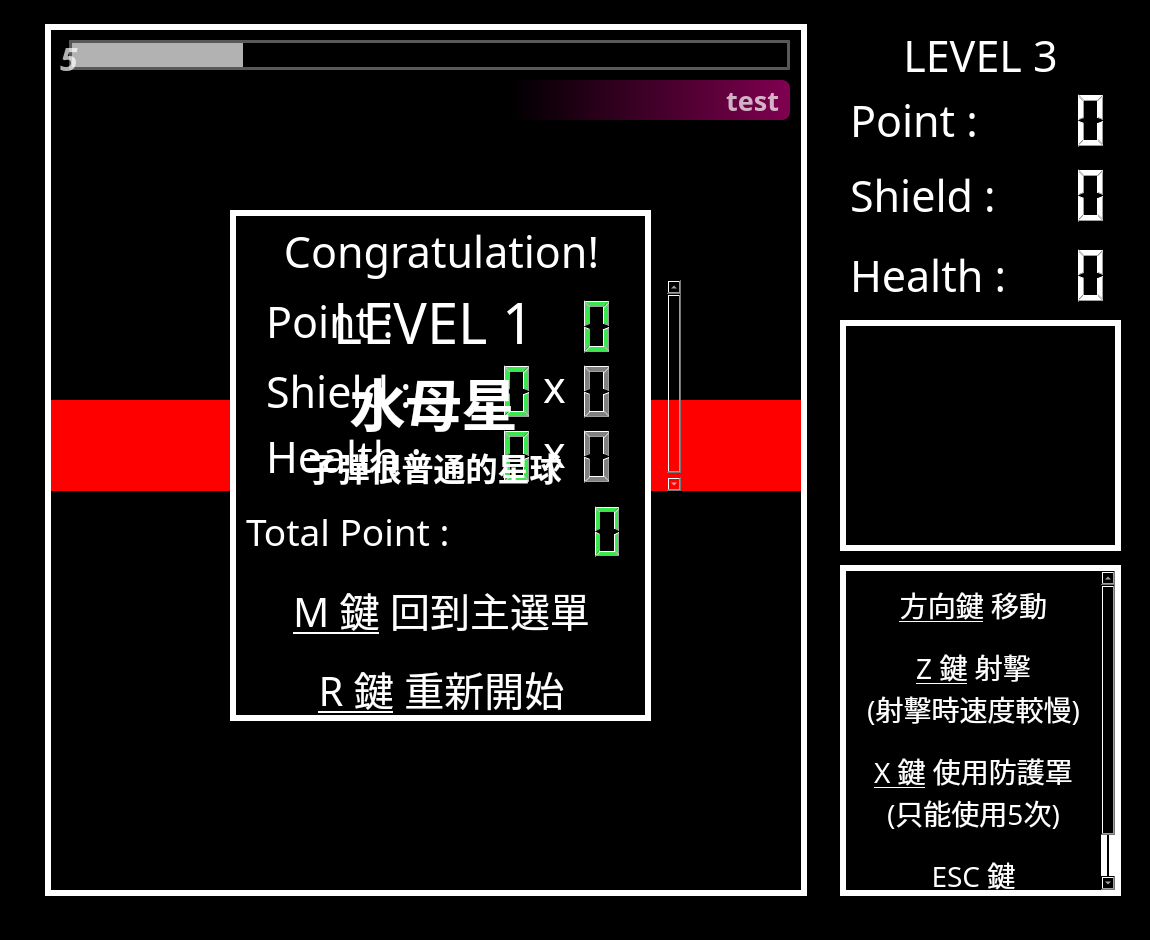
Qt form mainwindow.ui (alvin5716/Shooting-Game-Space-Defender) before a commit.
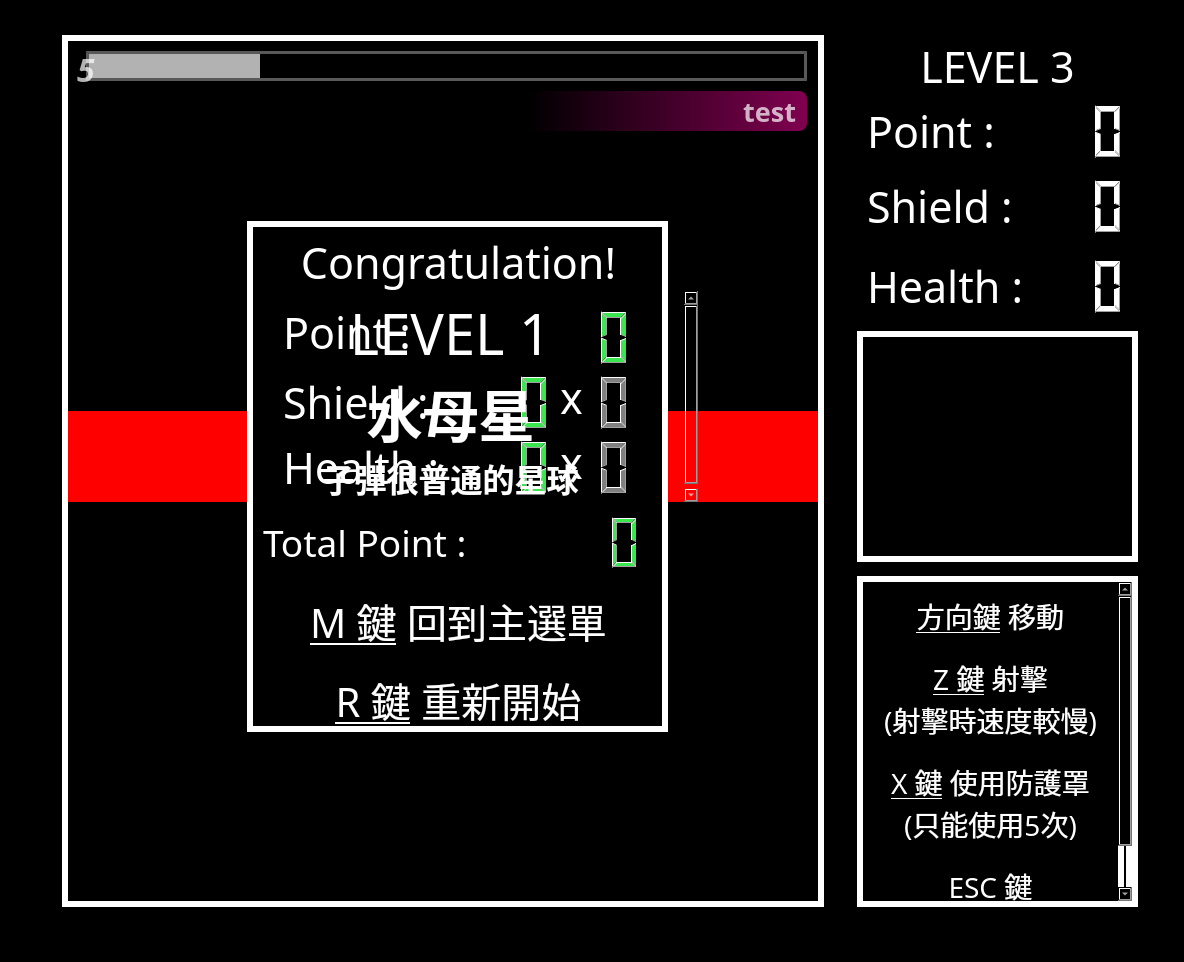
The same form after that commit. The open tabs and pages were chosen to show the change. Icons and pictures are not drawn.

Patch:
```diff
--- a/mainwindow.ui
+++ b/mainwindow.ui
@@ -10,16 +10,22 @@
     <height>940</height>
    </rect>
   </property>
+  <property name="sizePolicy">
+   <sizepolicy hsizetype="Maximum" vsizetype="Maximum">
+    <horstretch>0</horstretch>
+    <verstretch>0</verstretch>
+   </sizepolicy>
+  </property>
   <property name="minimumSize">
    <size>
-    <width>1150</width>
-    <height>940</height>
+    <width>0</width>
+    <height>0</height>
    </size>
   </property>
   <property name="maximumSize">
    <size>
-    <width>1150</width>
-    <height>940</height>
+    <width>16777215</width>
+    <height>16777215</height>
    </size>
   </property>
   <property name="windowTitle">
@@ -31,14 +37,45 @@
 }</string>
   </property>
   <widget class="QWidget" name="centralWidget">
+   <property name="sizePolicy">
+    <sizepolicy hsizetype="Maximum" vsizetype="Maximum">
+     <horstretch>0</horstretch>
+     <verstretch>0</verstretch>
+    </sizepolicy>
+   </property>
+   <property name="styleSheet">
+    <string notr="true"/>
+   </property>
+   <layout class="QHBoxLayout" name="horizontalLayout_2">
+    <item>
+     <widget class="QWidget" name="spaceWidget_2" native="true">
+      <property name="sizePolicy">
+       <sizepolicy hsizetype="Expanding" vsizetype="Preferred">
+        <horstretch>0</horstretch>
+        <verstretch>0</verstretch>
+       </sizepolicy>
+      </property>
+      <property name="styleSheet">
+       <string notr="true"/>
+      </property>
+     </widget>
+    </item>
+    <item>
    <widget class="QStackedWidget" name="stackedWidget">
-    <property name="geometry">
-     <rect>
-      <x>0</x>
-      <y>0</y>
+      <property name="sizePolicy">
+       <sizepolicy hsizetype="Preferred" vsizetype="Maximum">
+        <horstretch>0</horstretch>
+        <verstretch>0</verstretch>
+       </sizepolicy>
+      </property>
+      <property name="minimumSize">
+       <size>
       <width>1150</width>
       <height>940</height>
-     </rect>
+       </size>
+      </property>
+      <property name="styleSheet">
+       <string notr="true"/>
     </property>
     <property name="currentIndex">
      <number>2</number>
@@ -1279,6 +1316,21 @@
      </widget>
     </widget>
    </widget>
+    </item>
+    <item>
+     <widget class="QWidget" name="spaceWidget" native="true">
+      <property name="sizePolicy">
+       <sizepolicy hsizetype="Expanding" vsizetype="Preferred">
+        <horstretch>0</horstretch>
+        <verstretch>0</verstretch>
+       </sizepolicy>
+      </property>
+      <property name="styleSheet">
+       <string notr="true"/>
+      </property>
+     </widget>
+    </item>
+   </layout>
   </widget>
  </widget>
  <layoutdefault spacing="6" margin="11"/>
```
Left out of the diff: 2 changed lines with no effect on the pictures. Lines whose indentation alone changed are shown as unchanged.
